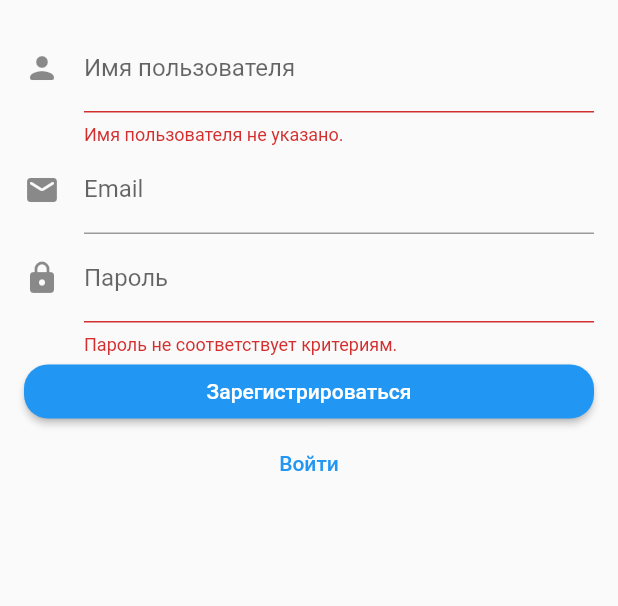
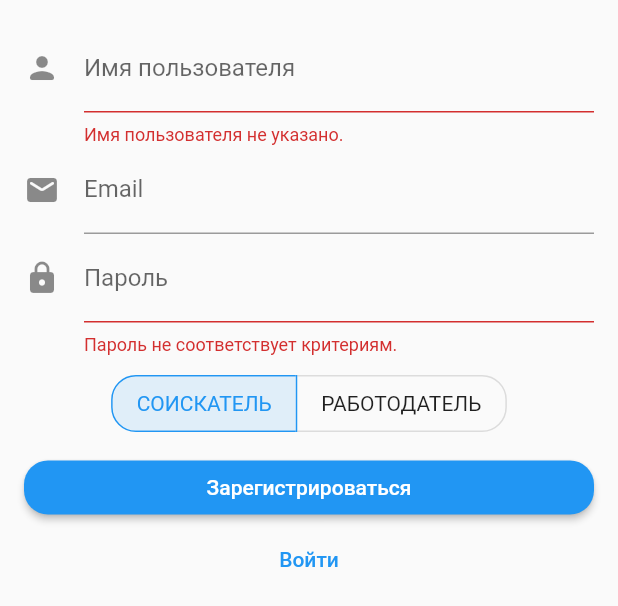
Before and after one commit to Vanchel/helperr, a Flutter app: the RegisterForm widget shown alone on an empty page, opened directly, after a tap on "Зарегистрироваться", on a phone screen of 412 x 824 dp. Shown: the top 606 px of the screen. Run offline on Flutter 3.47's test engine with Material 2 defaults, Android fonts, the phone set to English and light mode, and no system bars; our stand-ins replace bloc, equatable, firebase_core, firebase_storage, flutter_bloc, image_cropper and 2 more; accounts and stored records are empty; network calls fail; statements that could not run were skipped.

Commit message:
add user type toggle button widget

```diff
--- a/lib/features/edit_profile/view/edit_profile_view.dart
+++ b/lib/features/edit_profile/view/edit_profile_view.dart
@@ -203,6 +203,7 @@ class _EditProfileViewState extends State<EditProfileView> {
           exp: _experience,
           language: _languages,
           socialLinks: _socialLinks,
+          profileLink: "",
         );
         context.read<EditProfileCubit>().saveProfile(editedWorker);
       }
--- /dev/null
+++ b/lib/features/edit_single_value/views/user_type_toggle/user_type_toggle_view.dart
@@ -0,0 +1,56 @@
+import 'package:flutter/material.dart';
+import 'package:flutter_bloc/flutter_bloc.dart';
+import 'package:helperr/features/edit_single_value/cubit/edit_single_value_cubit.dart';
+
+import '../../../../data_layer/model/user_type.dart';
+
+class UserTypeToggleView extends StatelessWidget {
+  const UserTypeToggleView({Key key, @required this.onChanged})
+      : super(key: key);
+
+  final Function(UserType) onChanged;
+
+  @override
+  Widget build(BuildContext context) {
+    final themeData = Theme.of(context);
+
+    return BlocBuilder<EditSingleValueCubit<UserType>, UserType>(
+      builder: (context, state) {
+        if (onChanged != null) {
+          onChanged(state);
+        }
+
+        final onChangedValue = (UserType value) =>
+            context.read<EditSingleValueCubit<UserType>>().changeValue(value);
+
+        final isSelected = <bool>[
+          state == UserType.employee,
+          state == UserType.employer,
+        ];
+
+        return ToggleButtons(
+          isSelected: isSelected,
+          selectedBorderColor: themeData.primaryColor,
+          onPressed: (index) {
+            if (index == 0) {
+              onChangedValue(UserType.employee);
+            } else if (index == 1) {
+              onChangedValue(UserType.employer);
+            }
+          },
+          constraints: const BoxConstraints(minHeight: 36.0, minWidth: 36.0),
+          children: [
+            Padding(
+              padding: EdgeInsets.symmetric(horizontal: 16.0),
+              child: Text('Соискатель'.toUpperCase()),
+            ),
+            Padding(
+              padding: EdgeInsets.symmetric(horizontal: 16.0),
+              child: Text('Работодатель'.toUpperCase()),
+            ),
+          ],
+        );
+      },
+    );
+  }
+}
--- /dev/null
+++ b/lib/features/edit_single_value/views/user_type_toggle/user_type_toggle_widget.dart
@@ -0,0 +1,25 @@
+import 'package:flutter/material.dart';
+import 'package:flutter_bloc/flutter_bloc.dart';
+
+import 'user_type_toggle_view.dart';
+import '../../cubit/edit_single_value_cubit.dart';
+import '../../../../data_layer/model/user_type.dart';
+
+class UserTypeToggle extends StatelessWidget {
+  const UserTypeToggle({
+    Key key,
+    this.initialValue = UserType.employee,
+    this.onChanged,
+  }) : super(key: key);
+
+  final UserType initialValue;
+  final Function(UserType) onChanged;
+
+  @override
+  Widget build(BuildContext context) {
+    return BlocProvider(
+      create: (context) => EditSingleValueCubit<UserType>(initialValue),
+      child: UserTypeToggleView(onChanged: onChanged),
+    );
+  }
+}
--- a/lib/features/register/view/register_form.dart
+++ b/lib/features/register/view/register_form.dart
@@ -1,5 +1,6 @@
 import 'package:flutter/material.dart';
 import 'package:flutter_bloc/flutter_bloc.dart';
+import 'package:helperr/features/edit_single_value/views/user_type_toggle/user_type_toggle_widget.dart';
 
 import '../../../data_layer/model/user_type.dart';
 import '../register.dart';
@@ -13,10 +14,6 @@ class RegisterForm extends StatefulWidget {
 
 class _RegisterFormState extends State<RegisterForm> {
   final _formKey = GlobalKey<FormState>();
-
-  final nameController = TextEditingController();
-  final emailController = TextEditingController();
-  final passwordController = TextEditingController();
 
   bool _isValidEmail(String str) {
     String pattern =
@@ -33,13 +30,18 @@ class _RegisterFormState extends State<RegisterForm> {
 
   @override
   Widget build(BuildContext context) {
+    String _name;
+    String _email;
+    String _password;
+    UserType _userType;
+
     final nameInput = TextFormField(
-      controller: nameController,
       keyboardType: TextInputType.name,
       decoration: const InputDecoration(
         icon: const Icon(Icons.person_rounded),
         labelText: 'Имя пользователя',
       ),
+      onSaved: (newValue) => _name = newValue,
       validator: (value) {
         if (value.isEmpty) {
           return 'Имя пользователя не указано.';
@@ -49,12 +51,12 @@ class _RegisterFormState extends State<RegisterForm> {
     );
 
     final emailInput = TextFormField(
-      controller: emailController,
       keyboardType: TextInputType.emailAddress,
       decoration: const InputDecoration(
         icon: const Icon(Icons.mail_rounded),
         labelText: 'Email',
       ),
+      onSaved: (newValue) => _email = newValue,
       validator: (value) {
         // if (!_isValidEmail(value)) {
         //   return 'Введите корректный email.';
@@ -64,7 +66,6 @@ class _RegisterFormState extends State<RegisterForm> {
     );
 
     final passwordInput = TextFormField(
-      controller: passwordController,
       keyboardType: TextInputType.visiblePassword,
       scrollPadding: const EdgeInsets.only(bottom: 32.0),
       decoration: const InputDecoration(
@@ -77,9 +78,18 @@ class _RegisterFormState extends State<RegisterForm> {
         }
         return null;
       },
+      onSaved: (newValue) => _password = newValue,
       obscureText: true,
       enableSuggestions: false,
       autocorrect: false,
+    );
+
+    final userTypeToggle = Container(
+      margin: const EdgeInsets.symmetric(vertical: 8.0),
+      alignment: Alignment.center,
+      child: UserTypeToggle(
+        onChanged: (newValue) => _userType = newValue,
+      ),
     );
 
     final registerButton = BlocBuilder<RegisterCubit, RegisterState>(
@@ -94,11 +104,12 @@ class _RegisterFormState extends State<RegisterForm> {
           return ElevatedButton(
             onPressed: () {
               if (_formKey.currentState.validate()) {
+                _formKey.currentState.save();
                 context.read<RegisterCubit>().submitRegister(
-                      nameController.text,
-                      emailController.text,
-                      passwordController.text,
-                      UserType.employee,
+                      _name,
+                      _email,
+                      _password,
+                      _userType,
                     );
               }
             },
@@ -134,6 +145,7 @@ class _RegisterFormState extends State<RegisterForm> {
               nameInput,
               emailInput,
               passwordInput,
+              userTypeToggle,
               registerButton,
               loginButton,
             ],
@@ -142,13 +154,4 @@ class _RegisterFormState extends State<RegisterForm> {
       ),
     );
   }
-
-  @override
-  void dispose() {
-    nameController.dispose();
-    emailController.dispose();
-    passwordController.dispose();
-
-    super.dispose();
-  }
 }
--- a/lib/theme.dart
+++ b/lib/theme.dart
@@ -1,7 +1,9 @@
 import 'package:flutter/material.dart';
 
+const _borderRadius = 16.0;
+
 const _roundedBorder = RoundedRectangleBorder(
-  borderRadius: BorderRadius.all(Radius.circular(16.0)),
+  borderRadius: BorderRadius.all(Radius.circular(_borderRadius)),
 );
 
 final theme = ThemeData(
@@ -20,5 +22,8 @@ final theme = ThemeData(
     behavior: SnackBarBehavior.floating,
     shape: _roundedBorder,
   ),
+  toggleButtonsTheme: const ToggleButtonsThemeData(
+    borderRadius: BorderRadius.all(Radius.circular(_borderRadius)),
+  ),
   popupMenuTheme: const PopupMenuThemeData(shape: _roundedBorder),
 );
```
Also changed, not shown: lib/data_layer/data_provider/helperr_server.dart (+11 -6 lines).
